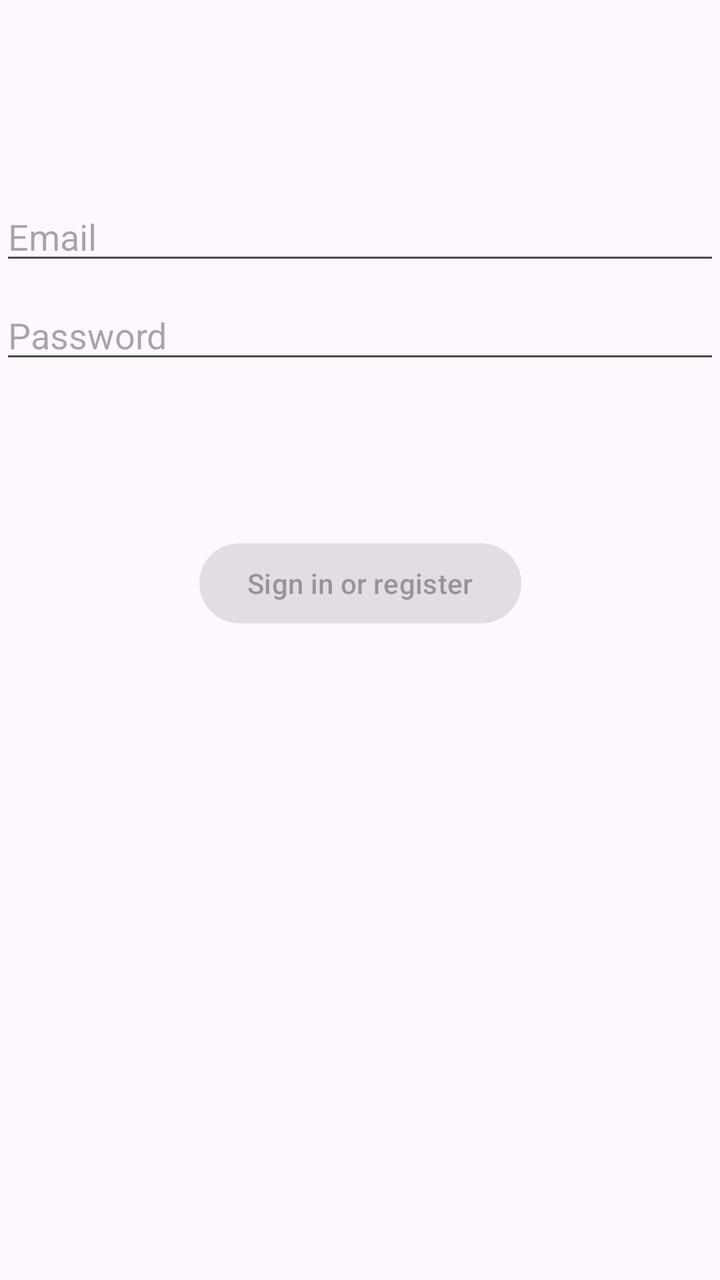
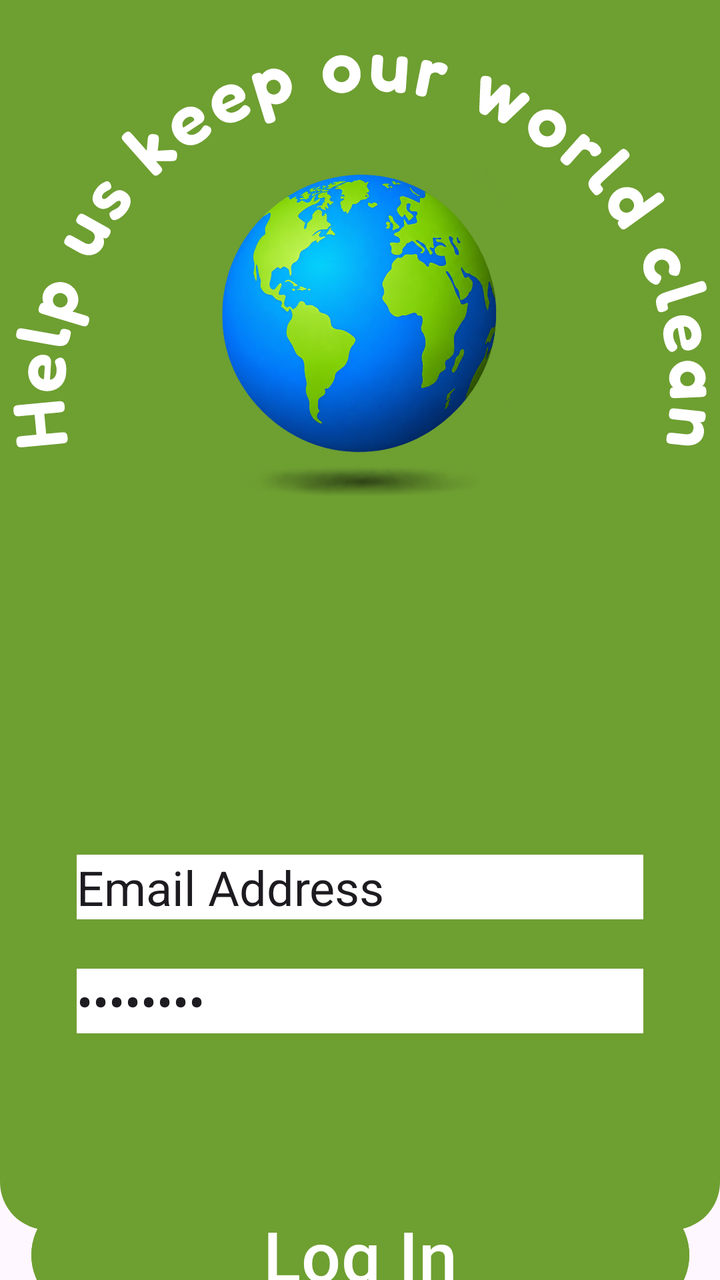

Before-and-after screenshots of an Android layout around one commit, followed by the original layout XML and the change that was made.
<!-- AndroidManifest.xml: application theme Theme.MyApplication -->
<!-- res/layout/activity_login.xml -->
<?xml version="1.0" encoding="utf-8"?>
<androidx.constraintlayout.widget.ConstraintLayout xmlns:android="http://schemas.android.com/apk/res/android"
    xmlns:app="http://schemas.android.com/apk/res-auto"
    xmlns:tools="http://schemas.android.com/tools"
    android:id="@+id/main"
    android:layout_width="match_parent"
    android:layout_height="match_parent"
    tools:context=".ui.login.LoginActivity">

    <EditText
        android:id="@+id/username"
        android:layout_width="0dp"
        android:layout_height="wrap_content"
        android:layout_marginTop="96dp"
        android:hint="@string/prompt_email"
        android:inputType="textEmailAddress"
        android:selectAllOnFocus="true"
        app:layout_constraintEnd_toEndOf="parent"
        app:layout_constraintStart_toStartOf="parent"
        app:layout_constraintTop_toTopOf="parent" />

    <EditText
        android:id="@+id/password"
        android:layout_width="0dp"
        android:layout_height="wrap_content"
        android:layout_marginTop="8dp"
        android:hint="@string/prompt_password"
        android:imeActionLabel="@string/action_sign_in_short"
        android:imeOptions="actionDone"
        android:inputType="textPassword"
        android:selectAllOnFocus="true"
        app:layout_constraintEnd_toEndOf="parent"
        app:layout_constraintStart_toStartOf="parent"
        app:layout_constraintTop_toBottomOf="@+id/username" />

    <Button
        android:id="@+id/login"
        android:layout_width="wrap_content"
        android:layout_height="wrap_content"
        android:layout_gravity="start"
        android:layout_marginTop="16dp"
        android:layout_marginBottom="64dp"
        android:enabled="false"
        android:text="@string/action_sign_in"
        app:layout_constraintBottom_toBottomOf="parent"
        app:layout_constraintEnd_toEndOf="parent"
        app:layout_constraintStart_toStartOf="parent"
        app:layout_constraintTop_toBottomOf="@+id/password"
        app:layout_constraintVertical_bias="0.2" />

    <ProgressBar
        android:id="@+id/loading"
        android:layout_width="wrap_content"
        android:layout_height="wrap_content"
        android:layout_gravity="center"
        android:layout_marginTop="64dp"
        android:layout_marginBottom="64dp"
        android:visibility="gone"
        app:layout_constraintBottom_toBottomOf="parent"
        app:layout_constraintEnd_toEndOf="@+id/password"
        app:layout_constraintStart_toStartOf="@+id/password"
        app:layout_constraintTop_toTopOf="parent"
        app:layout_constraintVertical_bias="0.3" />

</androidx.constraintlayout.widget.ConstraintLayout>
<!-- resources referenced by this layout -->
<resources>
  <string name="action_sign_in">Sign in or register</string>
  <string name="action_sign_in_short">Sign in</string>
  <string name="prompt_email">Email</string>
  <string name="prompt_password">Password</string>
  <style name="Theme.MyApplication" parent="Theme.MaterialComponents.DayNight.NoActionBar" />
</resources>

<!-- the commit's change to res/layout/activity_login.xml (unified diff, before → after) -->
@@ -7,46 +7,81 @@
     android:layout_height="match_parent"
     tools:context=".ui.login.LoginActivity">
 
-    <EditText
-        android:id="@+id/username"
+    <View
+        android:id="@+id/greenBackground"
         android:layout_width="0dp"
-        android:layout_height="wrap_content"
-        android:layout_marginTop="96dp"
-        android:hint="@string/prompt_email"
-        android:inputType="textEmailAddress"
-        android:selectAllOnFocus="true"
-        app:layout_constraintEnd_toEndOf="parent"
-        app:layout_constraintStart_toStartOf="parent"
-        app:layout_constraintTop_toTopOf="parent" />
-
-    <EditText
-        android:id="@+id/password"
-        android:layout_width="0dp"
-        android:layout_height="wrap_content"
-        android:layout_marginTop="8dp"
-        android:hint="@string/prompt_password"
-        android:imeActionLabel="@string/action_sign_in_short"
-        android:imeOptions="actionDone"
-        android:inputType="textPassword"
-        android:selectAllOnFocus="true"
-        app:layout_constraintEnd_toEndOf="parent"
-        app:layout_constraintStart_toStartOf="parent"
-        app:layout_constraintTop_toBottomOf="@+id/username" />
-
-    <Button
-        android:id="@+id/login"
-        android:layout_width="wrap_content"
-        android:layout_height="wrap_content"
-        android:layout_gravity="start"
-        android:layout_marginTop="16dp"
-        android:layout_marginBottom="64dp"
-        android:enabled="false"
-        android:text="@string/action_sign_in"
+        android:layout_height="615dp"
+        android:background="@drawable/rounded_bg_green"
         app:layout_constraintBottom_toBottomOf="parent"
         app:layout_constraintEnd_toEndOf="parent"
         app:layout_constraintStart_toStartOf="parent"
-        app:layout_constraintTop_toBottomOf="@+id/password"
-        app:layout_constraintVertical_bias="0.2" />
+        app:layout_constraintTop_toTopOf="parent"
+        app:layout_constraintVertical_bias="0.0" />
+
+    <ImageView
+        android:id="@+id/imageView2"
+        android:layout_width="0dp"
+        android:layout_height="wrap_content"
+        app:tint="@color/white"
+        app:layout_constraintBottom_toBottomOf="@+id/recycleIcon2"
+        app:layout_constraintEnd_toEndOf="parent"
+        app:layout_constraintStart_toStartOf="parent"
+        app:layout_constraintTop_toTopOf="@+id/greenBackground"
+        app:layout_constraintVertical_bias="0.0"
+        app:srcCompat="@drawable/help_us_keep_our_world_clean" />
+
+    <ImageView
+        android:id="@+id/recycleIcon2"
+        android:layout_width="218dp"
+        android:layout_height="213dp"
+        app:layout_constraintBottom_toBottomOf="parent"
+        app:layout_constraintEnd_toEndOf="parent"
+        app:layout_constraintHorizontal_bias="0.497"
+        app:layout_constraintStart_toStartOf="parent"
+        app:layout_constraintTop_toTopOf="parent"
+        app:layout_constraintVertical_bias="0.138"
+        app:srcCompat="@drawable/globe" />
+
+    <EditText
+        android:id="@+id/editTextTextEmailAddress2"
+        android:layout_width="wrap_content"
+        android:layout_height="wrap_content"
+        android:background="@color/white"
+        android:ems="10"
+        android:inputType="textEmailAddress"
+        android:text="Email Address"
+        android:textSize="24sp"
+        app:layout_constraintBottom_toBottomOf="@id/greenBackground"
+        app:layout_constraintEnd_toEndOf="parent"
+        app:layout_constraintStart_toStartOf="parent"
+        app:layout_constraintTop_toBottomOf="@id/recycleIcon2" />
+
+    <EditText
+        android:id="@+id/editTextNumberPassword2"
+        android:layout_width="wrap_content"
+        android:layout_height="wrap_content"
+        android:background="@color/white"
+        android:ems="10"
+        android:inputType="numberPassword"
+        android:text="Password"
+        android:textSize="24sp"
+        app:layout_constraintBottom_toBottomOf="@+id/greenBackground"
+        app:layout_constraintEnd_toEndOf="parent"
+        app:layout_constraintStart_toStartOf="parent"
+        app:layout_constraintTop_toBottomOf="@+id/editTextTextEmailAddress2"
+        app:layout_constraintVertical_bias="0.20" />
+
+    <Button
+        android:id="@+id/signUp2"
+        android:layout_width="329dp"
+        android:layout_height="wrap_content"
+        android:backgroundTint="@color/BackGroundGreen"
+        android:text="Log In"
+        android:textSize="34.8sp"
+        app:layout_constraintBottom_toBottomOf="parent"
+        app:layout_constraintEnd_toEndOf="parent"
+        app:layout_constraintStart_toStartOf="parent"
+        app:layout_constraintTop_toBottomOf="@+id/greenBackground" />
 
     <ProgressBar
         android:id="@+id/loading"
@@ -57,8 +92,6 @@
         android:layout_marginBottom="64dp"
         android:visibility="gone"
         app:layout_constraintBottom_toBottomOf="parent"
-        app:layout_constraintEnd_toEndOf="@+id/password"
-        app:layout_constraintStart_toStartOf="@+id/password"
         app:layout_constraintTop_toTopOf="parent"
         app:layout_constraintVertical_bias="0.3" />
 
<!-- resource entries referenced after the edit -->
@@ -1,9 +1,20 @@
 <!-- resources referenced by this layout -->
 <resources>
-  <string name="action_sign_in">Sign in or register</string>
-  <string name="action_sign_in_short">Sign in</string>
-  <string name="prompt_email">Email</string>
-  <string name="prompt_password">Password</string>
+  <color name="BackGroundGreen">#6E9F31</color>
+  <color name="white">#FFFFFFFF</color>
+  <!-- drawable globe: png bitmap (drawable, 728466 bytes) -->
+  <!-- drawable help_us_keep_our_world_clean: vector/xml drawable (drawable, 20285 chars, omitted) -->
+  <!-- drawable rounded_bg_green (drawable) -->
+  <?xml version="1.0" encoding="utf-8"?>
+  <shape xmlns:android="http://schemas.android.com/apk/res/android"
+      android:shape="rectangle">
+  
+      <solid android:color="@color/BackGroundGreen" />
+  
+      <corners android:bottomLeftRadius="24dp"
+              android:bottomRightRadius="24dp" />
+  
+  </shape>
   <style name="Theme.MyApplication" parent="Theme.MaterialComponents.DayNight.NoActionBar" />
 </resources>
 
